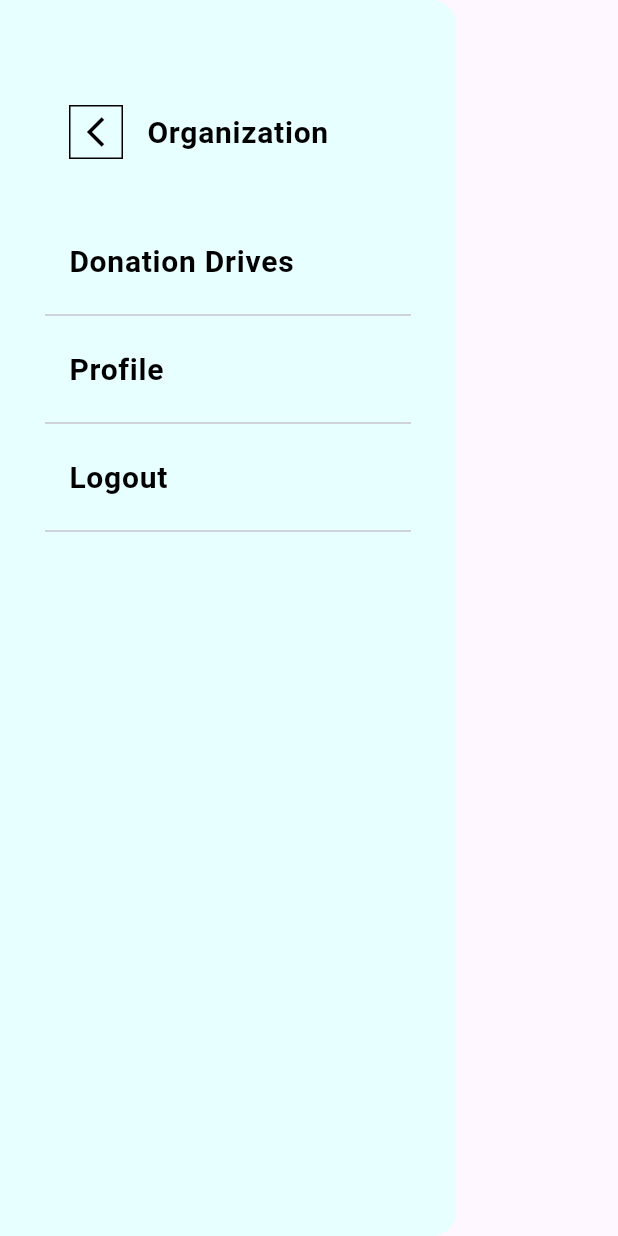
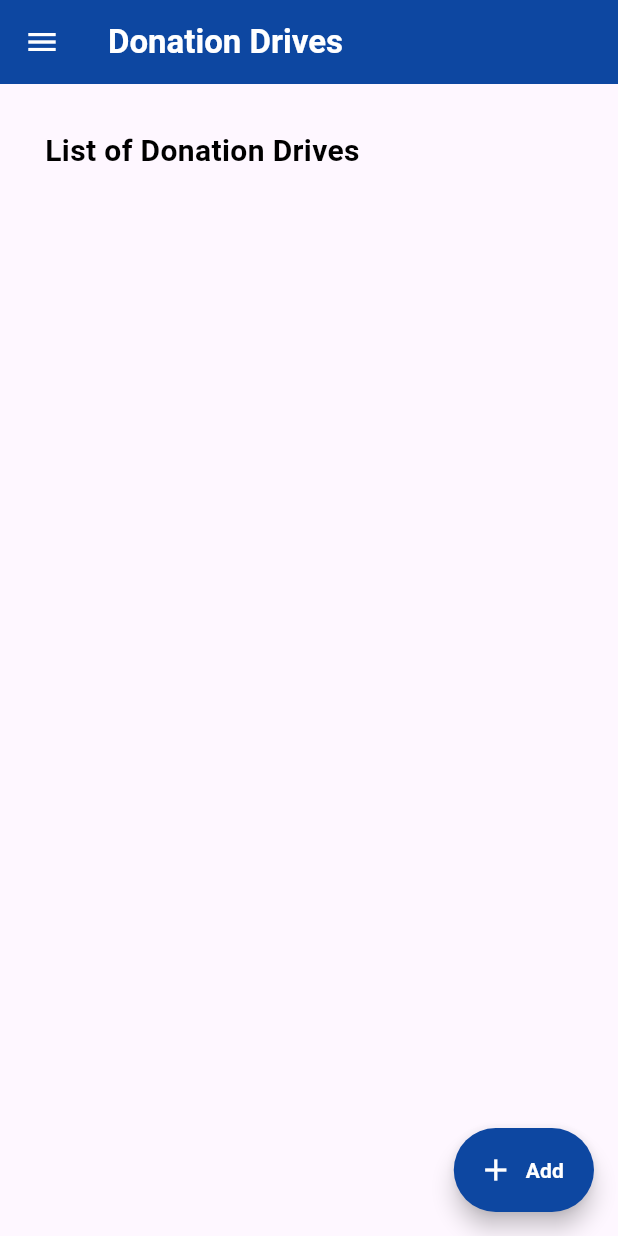
Before and after one commit to jvcerezo/cmsc23-project, a Flutter app: the OrganizationAppDrawer widget shown alone on an empty page, opened directly, after a tap on "Donation Drives", on a phone screen of 412 x 824 dp. Run offline on Flutter 3.47's test engine with Material 3 defaults, Android fonts, the phone set to English and light mode, and no system bars.

Commit message:
added a page for donation drives

```diff
--- a/elbigayan/lib/main.dart
+++ b/elbigayan/lib/main.dart
@@ -1,3 +1,4 @@
+import 'package:elbigayan/pages/organization/orgdonation_drive_page.dart';
 import 'package:elbigayan/pages/organization/orghome_page.dart';
 import 'package:flutter/material.dart';
 
@@ -16,6 +17,7 @@
       initialRoute: '/',
       routes: {
         '/': (context) => OrganizationHomePage(),
+        '/donation-drives': (context) => DonationDrivePage()
       },
       theme: ThemeData(
         primarySwatch: Colors.blue,
--- /dev/null
+++ b/elbigayan/lib/pages/organization/orgdonation_drive_page.dart
@@ -0,0 +1,61 @@
+import 'package:elbigayan/widgets/orgappdrawer_widget.dart';
+import 'package:flutter/material.dart';
+
+class DonationDrivePage extends StatefulWidget {
+  const DonationDrivePage({super.key});
+
+  @override
+  State<DonationDrivePage> createState() => _DonationDrivePageState();
+}
+
+class _DonationDrivePageState extends State<DonationDrivePage> {
+  @override
+  Widget build(BuildContext context) {
+    const TextStyle defaultTextStyle = TextStyle(
+      color: Colors.black,
+      fontSize: 20.0,
+      fontWeight: FontWeight.bold,
+    );
+    return Scaffold(
+      drawer: const OrganizationAppDrawer(),
+      appBar: AppBar(
+        title: const Text(
+          "Donation Drives",
+          style: TextStyle(color: Colors.white, fontWeight: FontWeight.bold),
+        ),
+        backgroundColor: Colors.blue[900],
+        iconTheme: const IconThemeData(color: Colors.white),
+      ),
+      body: Container(
+        margin: const EdgeInsets.fromLTRB(30, 30, 30, 0),
+        child: SingleChildScrollView(
+          child: Column(
+            crossAxisAlignment: CrossAxisAlignment.start,
+            children: [
+              const Text(
+                "List of Donation Drives",
+                style: defaultTextStyle,
+              ),
+              const SizedBox(height: 20),
+            ],
+          ),
+        ),
+      ),
+      floatingActionButton: FloatingActionButton.extended(
+        onPressed: () {
+          // Add your onPressed action here
+        },
+        label: const Text(
+          'Add',
+          style: TextStyle(color: Colors.white, fontWeight: FontWeight.bold),
+        ),
+        icon: const Icon(
+          Icons.add,
+          color: Colors.white,
+        ),
+        shape: const StadiumBorder(),
+        backgroundColor: Colors.blue[900],
+      ),
+    );
+  }
+}
--- a/elbigayan/lib/widgets/orgappdrawer_widget.dart
+++ b/elbigayan/lib/widgets/orgappdrawer_widget.dart
@@ -37,7 +37,7 @@ class OrganizationAppDrawer extends StatelessWidget {
               ),
               title: const Text(
                 'Organization',
-                style: defaultTextStyle, // Apply defaultTextStyle here
+                style: defaultTextStyle,
               ),
             ),
             const SizedBox(
@@ -45,16 +45,40 @@ class OrganizationAppDrawer extends StatelessWidget {
             ),
             ListTile(
               title: const Text(
+                'Home',
+                style: defaultTextStyle,
+              ),
+              onTap: () {
+                if (ModalRoute.of(context)!.settings.name ==
+                    '/') {
+                  Navigator.of(context)
+                      .pop();
+                } else {
+                  Navigator.pushNamed(context, '/');
+                }
+              },
+            ),
+            const Divider(),
+            ListTile(
+              title: const Text(
                 'Donation Drives',
-                style: defaultTextStyle, // Apply defaultTextStyle here
+                style: defaultTextStyle,
               ),
-              onTap: () {},
+              onTap: () {
+                if (ModalRoute.of(context)!.settings.name ==
+                    '/donation-drives') {
+                  Navigator.of(context)
+                      .pop();
+                } else {
+                  Navigator.pushNamed(context, '/donation-drives');
+                }
+              },
             ),
             const Divider(),
             ListTile(
               title: const Text(
                 'Profile',
-                style: defaultTextStyle, // Apply defaultTextStyle here
+                style: defaultTextStyle,
               ),
               onTap: () {},
             ),
@@ -62,7 +86,7 @@ class OrganizationAppDrawer extends StatelessWidget {
             ListTile(
               title: const Text(
                 'Logout',
-                style: defaultTextStyle, // Apply defaultTextStyle here
+                style: defaultTextStyle,
               ),
               onTap: () {},
             ),
```
